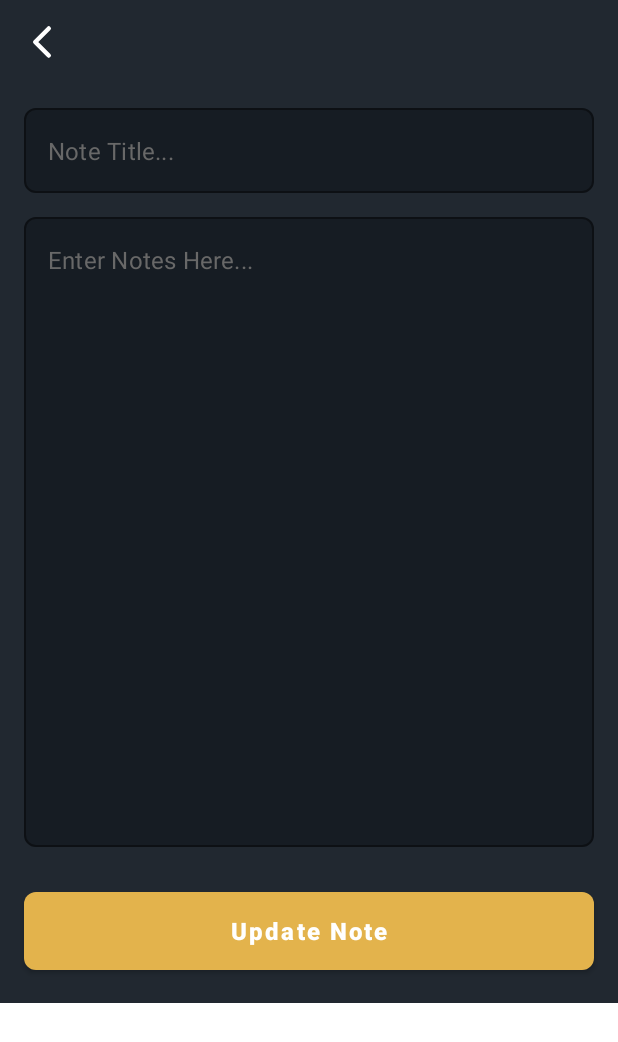
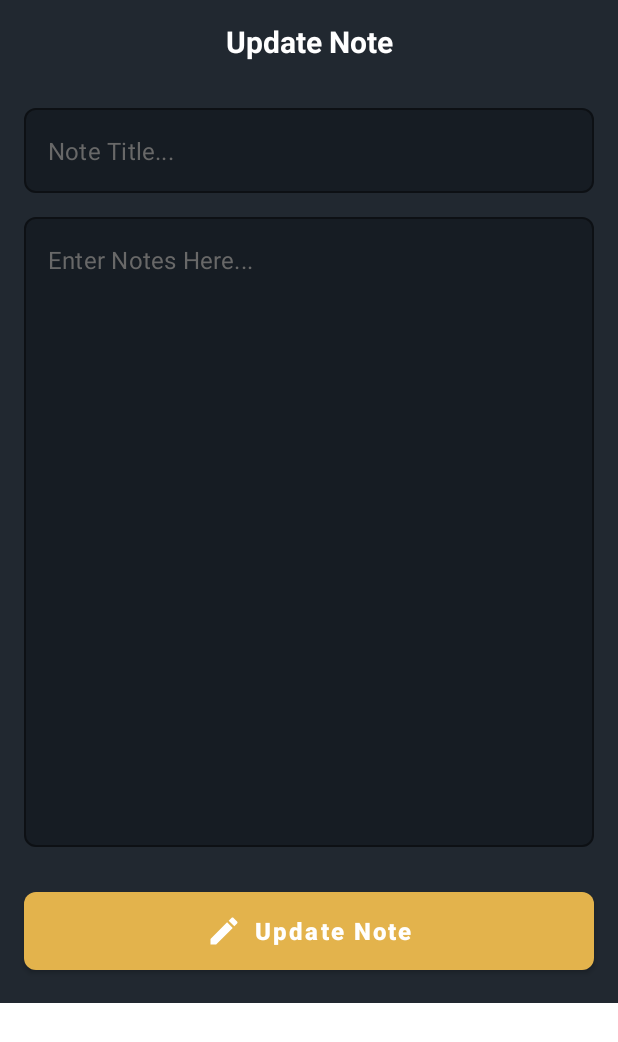
Before and after one commit to harunbekcan/My-Notes-App, an Android app: the fragment NoteDetailFragment placed in its activity, on a phone screen of 412 x 824 dp. Shown: the top 1042 px of the screen. Run offline under Robolectric (Android 15) with nearby library versions, the phone set to English and light mode, and no system bars; our stand-ins replace Dagger/Hilt's generated code, data binding; 5 statements that could not run were skipped.

Commit message:
noteDetailPage completed

```diff
--- a/app/src/main/java/com/harunbekcan/mynotesapp/ui/fragment/newnote/NewNoteFragment.kt
+++ b/app/src/main/java/com/harunbekcan/mynotesapp/ui/fragment/newnote/NewNoteFragment.kt
@@ -30,7 +30,7 @@ class NewNoteFragment : BaseFragment<FragmentNewNoteBinding>() {
 
     private fun createNoteButtonListener(){
         binding.createNoteButton.setOnClickListener {
-            viewModel.addNote(binding.noteTitleEditText.text.toString(), binding.noteDescriptionEditText.text.toString())
+            viewModel.addNote(binding.noteTitleEditText.text.toString(), binding.noteDescriptionEditText.text.toString(),-1)
         }
     }
 
--- a/app/src/main/java/com/harunbekcan/mynotesapp/ui/fragment/newnote/NewNoteViewModel.kt
+++ b/app/src/main/java/com/harunbekcan/mynotesapp/ui/fragment/newnote/NewNoteViewModel.kt
@@ -9,6 +9,7 @@ import com.harunbekcan.mynotesapp.data.repo.NoteRepository
 import com.harunbekcan.mynotesapp.utils.Resource
 import dagger.hilt.android.lifecycle.HiltViewModel
 import kotlinx.coroutines.launch
+import java.net.IDN
 import javax.inject.Inject
 
 @HiltViewModel
@@ -21,12 +22,12 @@ class NewNoteViewModel @Inject constructor(private val noteRepository: NoteRepos
         noteRepository.insertNote(note)
     }
 
-    fun addNote(title : String, description : String) {
+    fun addNote(title : String, description : String, id : Int) {
         if (title.isEmpty() || description.isEmpty()) {
             _noteMessage.postValue(Resource.error("Please fill in the blanks !!", null))
             return
         }
-        val note = Note(title, description)
+        val note = Note(title, description, id)
         insertNote(note)
         _noteMessage.postValue(Resource.success(note))
     }
--- a/app/src/main/java/com/harunbekcan/mynotesapp/ui/fragment/notedetail/NoteDetailFragment.kt
+++ b/app/src/main/java/com/harunbekcan/mynotesapp/ui/fragment/notedetail/NoteDetailFragment.kt
@@ -1,29 +1,33 @@
 package com.harunbekcan.mynotesapp.ui.fragment.notedetail
 
 import android.os.Bundle
-import android.widget.ImageView
+import android.widget.Toast
+import androidx.fragment.app.viewModels
 import androidx.navigation.fragment.findNavController
 import androidx.navigation.fragment.navArgs
 import com.harunbekcan.mynotesapp.R
 import com.harunbekcan.mynotesapp.base.BaseFragment
 import com.harunbekcan.mynotesapp.databinding.FragmentNoteDetailBinding
-import com.harunbekcan.mynotesapp.utils.setVisible
+import com.harunbekcan.mynotesapp.utils.Status
+import dagger.hilt.android.AndroidEntryPoint
 
+@AndroidEntryPoint
 class NoteDetailFragment : BaseFragment<FragmentNoteDetailBinding>() {
 
     private val navArgs : NoteDetailFragmentArgs by navArgs()
+    private val viewModel : NoteDetailViewModel by viewModels()
 
     override fun getLayoutId(): Int = R.layout.fragment_note_detail
 
     override fun prepareView(savedInstanceState: Bundle?) {
         initToolbar()
         initUi()
+        updateNoteObserver()
     }
 
     private fun initToolbar(){
         binding.noteDetailToolbar.apply {
-            backButtonImageView.setVisible()
-            toolbarBackButtonListener(backButtonImageView)
+            toolbarTitle.text = getString(R.string.update_note)
         }
     }
 
@@ -31,12 +35,30 @@ class NoteDetailFragment : BaseFragment<FragmentNoteDetailBinding>() {
         navArgs.noteItem.let {
             binding.noteTitleEditText.setText(it.title)
             binding.noteDescriptionEditText.setText(it.description)
+            updateNoteButtonListener(it.id)
         }
     }
 
-    private fun toolbarBackButtonListener(backButton:ImageView) {
-        backButton.setOnClickListener {
-            findNavController().popBackStack()
+    private fun updateNoteButtonListener(noteId: Int){
+        binding.updateNoteButton.setOnClickListener {
+            viewModel.updateMyNote(binding.noteTitleEditText.text.toString(),binding.noteDescriptionEditText.text.toString(),noteId)
+        }
+    }
+
+    private fun updateNoteObserver(){
+        viewModel.updateNoteMessage.observe(viewLifecycleOwner){
+            when (it.status) {
+                Status.SUCCESS -> {
+                    Toast.makeText(requireActivity(),"Your note has been successfully updated.", Toast.LENGTH_LONG).show()
+                    findNavController().navigate(NoteDetailFragmentDirections.actionNoteDetailFragmentToMyNotesFragment())
+                }
+
+                Status.ERROR -> {
+                    Toast.makeText(requireContext(),it.message ?: "Failed to update your note.", Toast.LENGTH_LONG).show()
+                }
+
+                Status.LOADING -> {}
+            }
         }
     }
 }
--- a/app/src/main/java/com/harunbekcan/mynotesapp/ui/fragment/notedetail/NoteDetailViewModel.kt
+++ b/app/src/main/java/com/harunbekcan/mynotesapp/ui/fragment/notedetail/NoteDetailViewModel.kt
@@ -1,9 +1,34 @@
 package com.harunbekcan.mynotesapp.ui.fragment.notedetail
 
+import androidx.lifecycle.LiveData
+import androidx.lifecycle.MutableLiveData
 import androidx.lifecycle.ViewModel
+import androidx.lifecycle.viewModelScope
+import com.harunbekcan.mynotesapp.data.entity.Note
+import com.harunbekcan.mynotesapp.data.repo.NoteRepository
+import com.harunbekcan.mynotesapp.utils.Resource
 import dagger.hilt.android.lifecycle.HiltViewModel
+import kotlinx.coroutines.launch
+import java.net.IDN
 import javax.inject.Inject
 
 @HiltViewModel
-class NoteDetailViewModel @Inject constructor() : ViewModel() {
+class NoteDetailViewModel @Inject constructor(private val noteRepository: NoteRepository) : ViewModel() {
+
+    private var _updateNoteMessage = MutableLiveData<Resource<Note>>()
+    val updateNoteMessage : LiveData<Resource<Note>> get() = _updateNoteMessage
+
+    private fun updateNote(note: Note) = viewModelScope.launch {
+        noteRepository.updateNote(note)
+    }
+
+    fun updateMyNote(title : String, description : String,id : Int) {
+        if (title.isEmpty() || description.isEmpty()) {
+            _updateNoteMessage.postValue(Resource.error("Please fill in the blanks !!", null))
+            return
+        }
+        val note = Note(title, description, id)
+        updateNote(note)
+        _updateNoteMessage.postValue(Resource.success(note))
+    }
 }
--- /dev/null
+++ b/app/src/main/res/drawable/ic_update.xml
@@ -0,0 +1,9 @@
+<vector xmlns:android="http://schemas.android.com/apk/res/android"
+    android:width="24dp"
+    android:height="24dp"
+    android:viewportWidth="24"
+    android:viewportHeight="24">
+    <path
+        android:fillColor="@android:color/white"
+        android:pathData="M3,17.25V21h3.75L17.81,9.94l-3.75,-3.75L3,17.25zM20.71,7.04c0.39,-0.39 0.39,-1.02 0,-1.41l-2.34,-2.34c-0.39,-0.39 -1.02,-0.39 -1.41,0l-1.83,1.83 3.75,3.75 1.83,-1.83z"/>
+</vector>
--- a/app/src/main/res/layout/fragment_note_detail.xml
+++ b/app/src/main/res/layout/fragment_note_detail.xml
@@ -65,10 +65,13 @@
                 android:layout_width="match_parent"
                 android:layout_height="64dp"
                 android:text="@string/update_note"
+                app:icon="@drawable/ic_update"
+                app:iconGravity="textStart"
                 app:layout_constraintBottom_toBottomOf="parent"
+                app:layout_constraintEnd_toEndOf="parent"
                 app:layout_constraintStart_toStartOf="parent"
-                app:layout_constraintEnd_toEndOf="parent"
-                app:layout_constraintTop_toBottomOf="@+id/tilNoteDescription"/>
+                app:layout_constraintTop_toBottomOf="@+id/tilNoteDescription"
+                app:layout_constraintVertical_bias="0.6" />
 
         </androidx.constraintlayout.widget.ConstraintLayout>
     </ScrollView>
```
Also changed, not shown: app/src/main/java/com/harunbekcan/mynotesapp/data/entity/Note.kt (+4 -3 lines).
